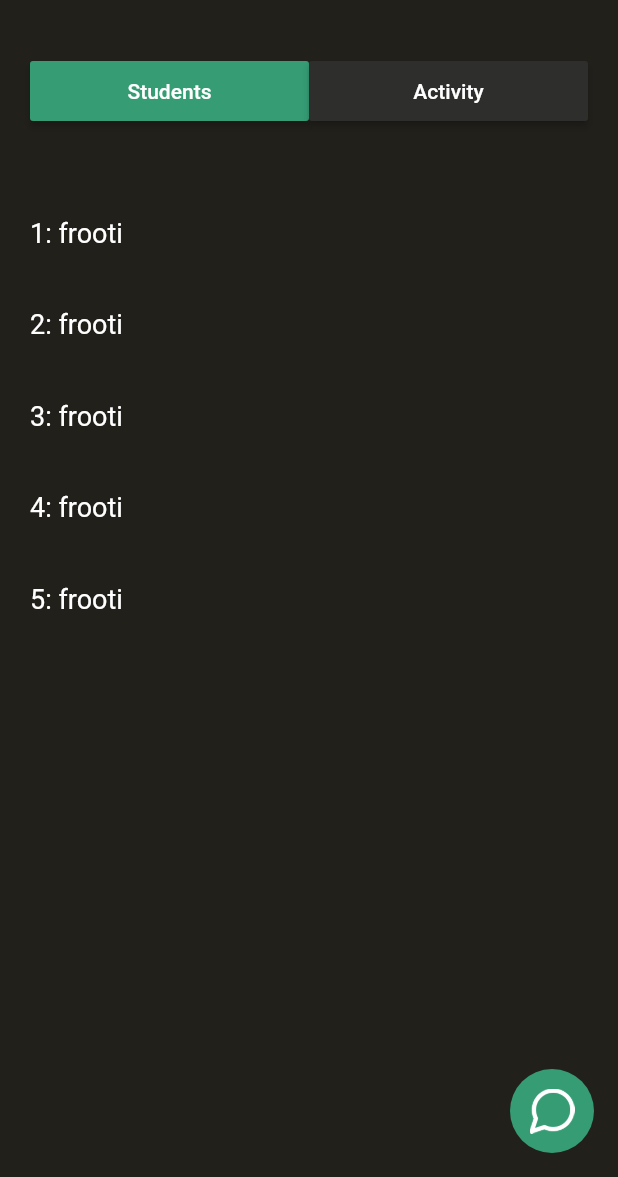
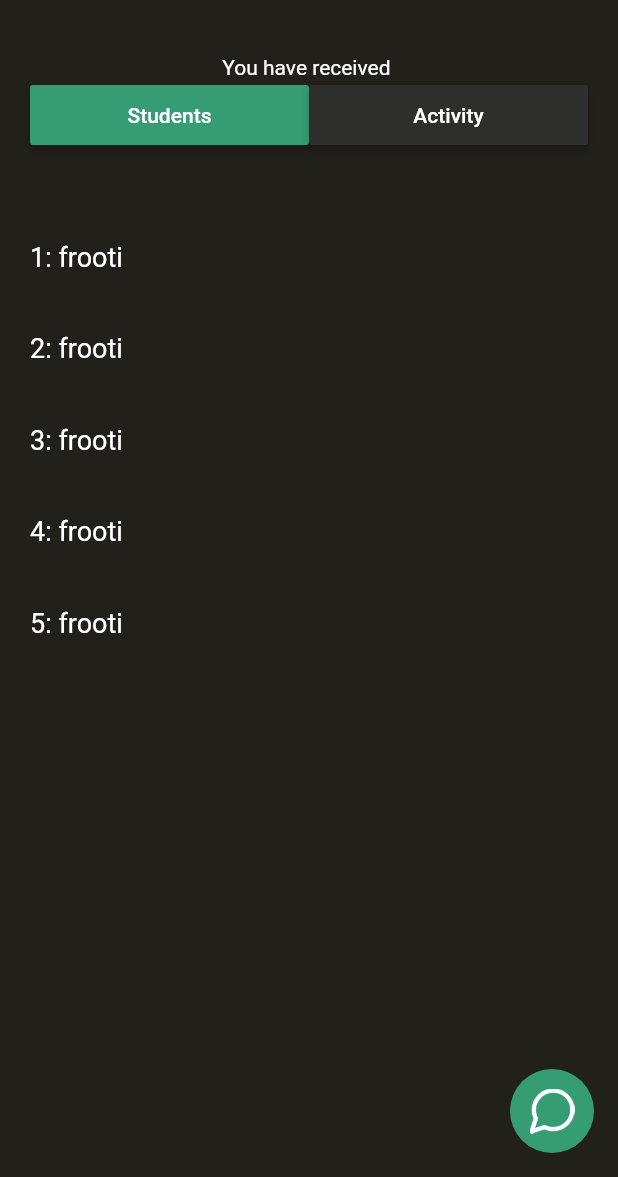
Before and after one commit to aakzsh/highfive, a Flutter app: the screen it shows after launch, after a tap on "Join Room", on a phone screen of 412 x 824 dp, the part 59-1236 px from its top. Run offline on Flutter 3.47's test engine with Material 2 defaults, Android fonts, the light colour scheme and no system bars; missing offline and left inert: tcp_socket_connection.

Commit message:
fix ui element

```diff
--- a/lib/constants/message_widget.dart
+++ b/lib/constants/message_widget.dart
@@ -23,6 +23,7 @@ class Message extends StatelessWidget {
       Color.fromARGB(255, 255, 216, 59),
     ];
     return ListTile(
+      contentPadding: EdgeInsets.all(0),
       title: Text(
         name,
         style: TextStyle(color: getNewColor(nameColors)),
--- a/lib/main.dart
+++ b/lib/main.dart
@@ -1,10 +1,13 @@
+import 'dart:convert';
+import 'dart:io';
+
 import 'package:flutter/material.dart';
 import 'package:highfive/constants/colors.dart';
 import 'package:highfive/screens.dart/chat.dart';
 import 'package:highfive/screens.dart/home.dart';
 import 'package:highfive/screens.dart/join_room.dart';
 
-void main() {
+void main() async {
   runApp(const App());
 }
 
--- a/lib/screens.dart/home.dart
+++ b/lib/screens.dart/home.dart
@@ -4,6 +4,10 @@ import 'package:flutter/material.dart';
 import 'package:highfive/constants/colors.dart';
 import 'package:highfive/main.dart';
 import 'package:highfive/screens.dart/chat.dart';
+import 'dart:io';
+import 'dart:convert';
+import 'dart:async';
+import 'package:tcp_socket_connection/tcp_socket_connection.dart';
 
 class Home extends StatefulWidget {
   const Home({super.key});
@@ -13,6 +17,37 @@ class Home extends StatefulWidget {
 }
 
 class _HomeState extends State<Home> {
+  TcpSocketConnection socketConnection =
+      TcpSocketConnection("192.168.1.113", 10251);
+
+  String message = "";
+
+  @override
+  void initState() {
+    super.initState();
+    startConnection();
+  }
+
+  //receiving and sending back a custom message
+  void messageReceived(String msg) {
+    setState(() {
+      message = msg;
+    });
+    socketConnection.sendMessage("MessageIsReceived :D ");
+  }
+
+  //starting the connection and listening to the socket asynchronously
+  void startConnection() async {
+    print("starting");
+    socketConnection.enableConsolePrint(
+        true); //use this to see in the console what's happening
+    if (await socketConnection.canConnect(5000, attempts: 3)) {
+      //check if it's possible to connect to the endpoint
+      await socketConnection.connect(5000, messageReceived, attempts: 3);
+    }
+  }
+  ////////////////////////////////
+
   bool firstSelected = true;
   @override
   Widget build(BuildContext context) {
@@ -51,7 +86,10 @@ class _HomeState extends State<Home> {
                     MaterialButton(
                       onPressed: () {
                         Navigator.pop(context);
-                        Navigator.pop(context);
+                        Navigator.pushAndRemoveUntil(
+                            context,
+                            MaterialPageRoute(builder: ((context) => App())),
+                            (route) => false);
                       },
                       color: AppColors.accentGreen,
                       minWidth: 100,
@@ -71,6 +109,9 @@ class _HomeState extends State<Home> {
           children: [
             const SizedBox(
               height: 20,
+            ),
+            Text(
+              'You have received ' + message,
             ),
             Row(
               children: [
--- a/lib/screens.dart/join_room.dart
+++ b/lib/screens.dart/join_room.dart
@@ -21,9 +21,12 @@ class _JoinRoomState extends State<JoinRoom> {
           mainAxisAlignment: MainAxisAlignment.spaceBetween,
           crossAxisAlignment: CrossAxisAlignment.center,
           children: [
-            Image.asset(
-              "assets/images/createroom.png",
-              scale: 4,
+            Padding(
+              padding: const EdgeInsets.only(top: 30),
+              child: Image.asset(
+                "assets/images/createroom.png",
+                scale: 4,
+              ),
             ),
             Column(
               children: const [
--- a/pubspec.yaml
+++ b/pubspec.yaml
@@ -35,6 +35,7 @@ dependencies:
   # The following adds the Cupertino Icons font to your application.
   # Use with the CupertinoIcons class for iOS style icons.
   cupertino_icons: ^1.0.2
+  tcp_socket_connection: ^0.3.1
 
 dev_dependencies:
   flutter_test:
```
Also changed, not shown: lib/screens.dart/create_room.dart (+6 -3 lines), pubspec.lock.
